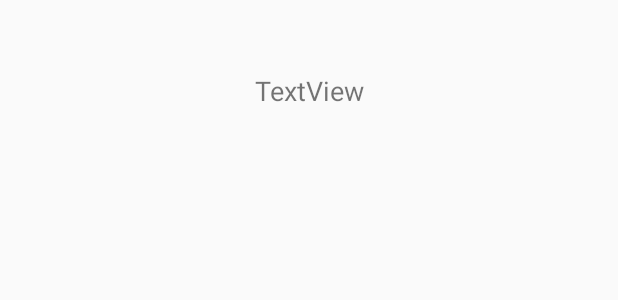
After one commit to EnEmerson/rental-car-ajax-android, an Android app: the layout activity_car_list.xml on its own in the app's theme, with its tools: preview values and no code run, on a phone screen of 412 x 824 dp. The commit adds this screen. Shown: the top 300 px of the screen. Run offline under Robolectric (Android 15) with nearby library versions, the phone set to English and light mode, and no system bars.

Commit message:
add startActivity button for cars list activity

```diff
--- a/RentalCarAppAJAX/app/src/main/AndroidManifest.xml
+++ b/RentalCarAppAJAX/app/src/main/AndroidManifest.xml
@@ -9,6 +9,7 @@
         android:roundIcon="@mipmap/ic_launcher_round"
         android:supportsRtl="true"
         android:theme="@style/AppTheme">
+        <activity android:name=".CarListActivity"></activity>
         <activity android:name=".MainActivity">
             <intent-filter>
                 <action android:name="android.intent.action.MAIN" />
--- /dev/null
+++ b/RentalCarAppAJAX/app/src/main/res/layout/activity_car_list.xml
@@ -0,0 +1,23 @@
+<?xml version="1.0" encoding="utf-8"?>
+<android.support.constraint.ConstraintLayout xmlns:android="http://schemas.android.com/apk/res/android"
+    xmlns:app="http://schemas.android.com/apk/res-auto"
+    xmlns:tools="http://schemas.android.com/tools"
+    android:layout_width="match_parent"
+    android:layout_height="match_parent"
+    tools:context=".CarListActivity">
+
+    <TextView
+        android:id="@+id/textView"
+        android:layout_width="wrap_content"
+        android:layout_height="wrap_content"
+        android:layout_marginStart="8dp"
+        android:layout_marginLeft="8dp"
+        android:layout_marginTop="48dp"
+        android:layout_marginEnd="8dp"
+        android:layout_marginRight="8dp"
+        android:text="TextView"
+        android:textSize="18sp"
+        app:layout_constraintEnd_toEndOf="parent"
+        app:layout_constraintStart_toStartOf="parent"
+        app:layout_constraintTop_toTopOf="parent" />
+</android.support.constraint.ConstraintLayout>
```
Also changed, not shown: RentalCarAppAJAX/app/src/main/java/edu/txstate/e_e106/rentalcarappajax/CarListActivity.java (added, +21 -0 lines), RentalCarAppAJAX/app/src/main/java/edu/txstate/e_e106/rentalcarappajax/MainActivity.java (+12 -0 lines), RentalCarAppAJAX/app/src/main/java/edu/txstate/e_e106/rentalcarappajax/RentalCar.java (+16 -5 lines), RentalCarAppAJAX/app/src/main/res/layout/activity_main.xml (+4 -4 lines).
